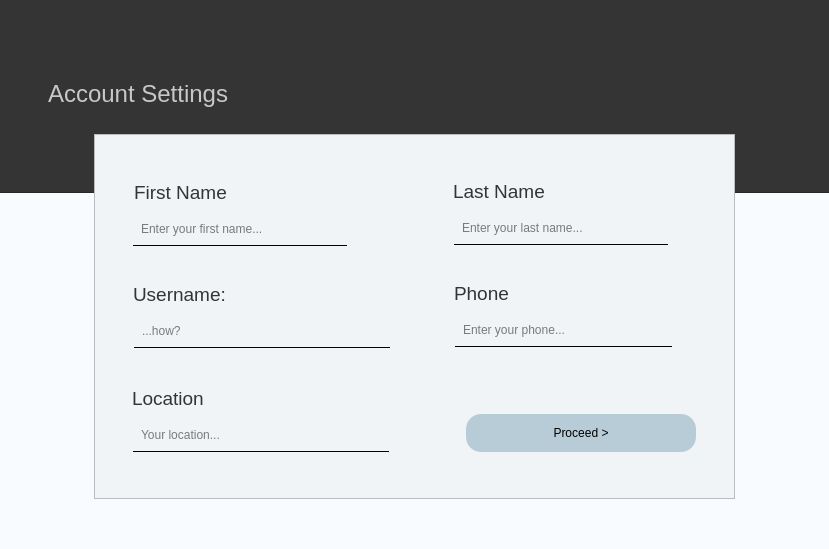
The window that profile.ui (ashmitiscool/Theatre-Management) describes before a commit, drawn with Qt 5.
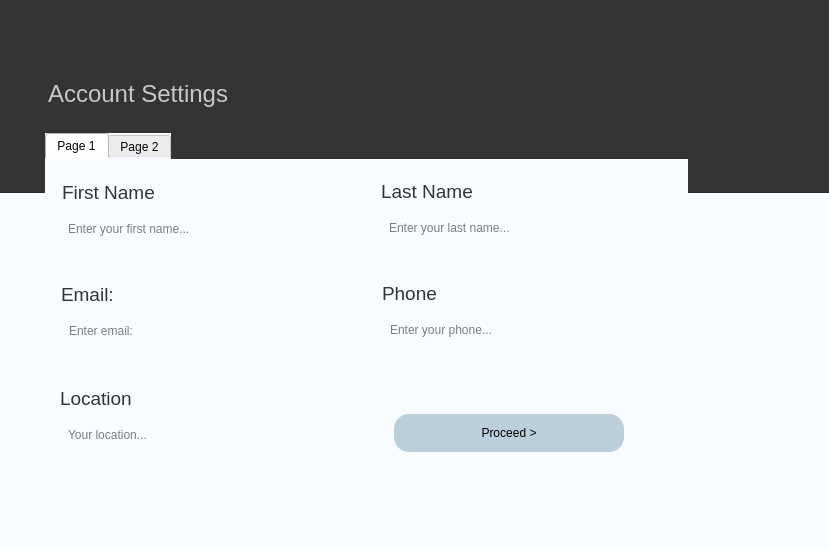
The same window after the commit. Icons and pictures are not drawn.

Commit message:
Profile, Admin, Databses
Databases stored in data folder...see README to import/export the databases

Patch:
```diff
--- a/profile.ui
+++ b/profile.ui
@@ -86,38 +86,33 @@
      </property>
     </widget>
    </widget>
-   <widget class="QFrame" name="frame_3">
+   <widget class="QTabWidget" name="tabWidget">
     <property name="geometry">
      <rect>
-      <x>99</x>
-      <y>186</y>
-      <width>641</width>
-      <height>365</height>
+      <x>50</x>
+      <y>185</y>
+      <width>643</width>
+      <height>368</height>
      </rect>
     </property>
-    <property name="autoFillBackground">
-     <bool>false</bool>
-    </property>
     <property name="styleSheet">
-     <string notr="true">background-color: rgb(241, 244, 247,255);</string>
+     <string notr="true">QTabWidget{
+border:none;
+background-color:rgb(52, 52, 52);
+}</string>
     </property>
-    <property name="frameShape">
-     <enum>QFrame::StyledPanel</enum>
-    </property>
-    <property name="frameShadow">
-     <enum>QFrame::Raised</enum>
-    </property>
-    <property name="lineWidth">
+    <property name="currentIndex">
      <number>0</number>
     </property>
-    <property name="midLineWidth">
-     <number>0</number>
-    </property>
-    <widget class="QLabel" name="YearRating_3">
+    <widget class="QWidget" name="basics">
+     <attribute name="title">
+      <string>Page 1</string>
+     </attribute>
+     <widget class="QLabel" name="YearRating_6">
      <property name="geometry">
       <rect>
-       <x>30</x>
-       <y>33</y>
+        <x>327</x>
+        <y>109</y>
        <width>262</width>
        <height>51</height>
       </rect>
@@ -131,7 +126,7 @@
 }</string>
      </property>
      <property name="text">
-      <string>&lt;html&gt;&lt;head/&gt;&lt;body&gt;&lt;p&gt;&lt;span style=&quot; font-size:14pt; color:#343434;&quot;&gt;First Name&lt;/span&gt;&lt;/p&gt;&lt;/body&gt;&lt;/html&gt;</string>
+       <string>&lt;html&gt;&lt;head/&gt;&lt;body&gt;&lt;p&gt;&lt;span style=&quot; font-size:14pt; color:#343434;&quot;&gt;Phone&lt;/span&gt;&lt;/p&gt;&lt;/body&gt;&lt;/html&gt;</string>
      </property>
      <property name="textFormat">
       <enum>Qt::RichText</enum>
@@ -146,12 +141,12 @@
       <bool>true</bool>
      </property>
     </widget>
-    <widget class="QLineEdit" name="fname">
+     <widget class="QLineEdit" name="loc">
      <property name="geometry">
       <rect>
-       <x>39</x>
-       <y>79</y>
-       <width>214</width>
+        <x>16</x>
+        <y>260</y>
+        <width>256</width>
        <height>33</height>
       </rect>
      </property>
@@ -161,16 +156,30 @@
 border-style: solid;
 border-color:  red 0 black 0;
 border-top-style:none; 
+border: none;
+border-bottom: 2px solid transparent; 
+selection-background-color: lightgray; 
+transition: border-bottom 0.3s ease-in-out; 
+
 
 font: 10pt &quot;Nasalization Rg&quot;;
 padding:5px;
-}</string>
+}
+
+
+QLineEdit:focus {
+    border-bottom: 2px solid black;  
+}
+</string>
      </property>
      <property name="frame">
       <bool>true</bool>
      </property>
+      <property name="alignment">
+       <set>Qt::AlignLeading|Qt::AlignLeft|Qt::AlignVCenter</set>
+      </property>
      <property name="placeholderText">
-      <string>Enter your first name...</string>
+       <string>Your location...</string>
      </property>
      <property name="clearButtonEnabled">
       <bool>true</bool>
@@ -179,8 +188,8 @@
     <widget class="QLabel" name="YearRating_4">
      <property name="geometry">
       <rect>
-       <x>349</x>
-       <y>32</y>
+        <x>326</x>
+        <y>7</y>
        <width>262</width>
        <height>51</height>
       </rect>
@@ -209,38 +218,41 @@
       <bool>true</bool>
      </property>
     </widget>
-    <widget class="QLineEdit" name="lname">
+     <widget class="QPushButton" name="editph">
      <property name="geometry">
       <rect>
-       <x>360</x>
-       <y>78</y>
-       <width>214</width>
-       <height>33</height>
+        <x>557</x>
+        <y>156</y>
+        <width>31</width>
+        <height>32</height>
       </rect>
      </property>
      <property name="styleSheet">
-      <string notr="true">QLineEdit{ 
-border-width: 1px; 
-border-style: solid;
-border-color:  red 0 black 0;
-border-top-style:none; 
+       <string notr="true">QPushButton{
+	border-radius:15px;
+    border:none;
+}
 
-font: 10pt &quot;Nasalization Rg&quot;;
-padding:5px;
-}</string>
-     </property>
-     <property name="placeholderText">
-      <string>Enter your last name...</string>
-     </property>
-     <property name="clearButtonEnabled">
-      <bool>true</bool>
-     </property>
-    </widget>
-    <widget class="QPushButton" name="editfname">
+QPushButton:hover{
+	
+	color: rgb(255, 255, 255);
+}
+
+</string>
+      </property>
+      <property name="text">
+       <string/>
+      </property>
+      <property name="icon">
+       <iconset>
+        <normaloff>Pictures/tick.svg</normaloff>Pictures/tick.svg</iconset>
+      </property>
+     </widget>
+     <widget class="QPushButton" name="editloc">
      <property name="geometry">
       <rect>
-       <x>260</x>
-       <y>80</y>
+        <x>276</x>
+        <y>261</y>
        <width>31</width>
        <height>32</height>
       </rect>
@@ -264,8 +276,8 @@
     <widget class="QPushButton" name="editlname">
      <property name="geometry">
       <rect>
-       <x>573</x>
-       <y>81</y>
+        <x>550</x>
+        <y>56</y>
        <width>31</width>
        <height>32</height>
       </rect>
@@ -286,44 +298,11 @@
        <normaloff>Pictures/tick.svg</normaloff>Pictures/tick.svg</iconset>
      </property>
     </widget>
-    <widget class="QLabel" name="YearRating_5">
-     <property name="geometry">
-      <rect>
-       <x>29</x>
-       <y>135</y>
-       <width>262</width>
-       <height>51</height>
-      </rect>
-     </property>
-     <property name="styleSheet">
-      <string notr="true">QLabel{
-	padding: 10;
-	color: rgb(0, 85, 127);
-	font: 38pt &quot;Nasalization Rg&quot;;
-	background-color: rgba(255, 255, 255, 0);
-}</string>
-     </property>
-     <property name="text">
-      <string>&lt;html&gt;&lt;head/&gt;&lt;body&gt;&lt;p&gt;&lt;span style=&quot; font-size:14pt; color:#343434;&quot;&gt;Username:&lt;/span&gt;&lt;/p&gt;&lt;/body&gt;&lt;/html&gt;</string>
-     </property>
-     <property name="textFormat">
-      <enum>Qt::RichText</enum>
-     </property>
-     <property name="scaledContents">
-      <bool>true</bool>
-     </property>
-     <property name="alignment">
-      <set>Qt::AlignJustify|Qt::AlignVCenter</set>
-     </property>
-     <property name="wordWrap">
-      <bool>true</bool>
-     </property>
-    </widget>
     <widget class="QPushButton" name="editemail">
      <property name="geometry">
       <rect>
-       <x>300</x>
-       <y>182</y>
+        <x>277</x>
+        <y>157</y>
        <width>31</width>
        <height>32</height>
       </rect>
@@ -344,44 +323,11 @@
        <normaloff>Pictures/tick.svg</normaloff>Pictures/tick.svg</iconset>
      </property>
     </widget>
-    <widget class="QLineEdit" name="email">
-     <property name="geometry">
-      <rect>
-       <x>40</x>
-       <y>181</y>
-       <width>256</width>
-       <height>33</height>
-      </rect>
-     </property>
-     <property name="styleSheet">
-      <string notr="true">QLineEdit{ 
-border-width: 1px; 
-border-style: solid;
-border-color:  red 0 black 0;
-border-top-style:none; 
-
-font: 10pt &quot;Nasalization Rg&quot;;
-padding:5px;
-}</string>
-     </property>
-     <property name="frame">
-      <bool>true</bool>
-     </property>
-     <property name="alignment">
-      <set>Qt::AlignLeading|Qt::AlignLeft|Qt::AlignVCenter</set>
-     </property>
-     <property name="placeholderText">
-      <string>...how?</string>
-     </property>
-     <property name="clearButtonEnabled">
-      <bool>true</bool>
-     </property>
-    </widget>
     <widget class="QLineEdit" name="ph">
      <property name="geometry">
       <rect>
-       <x>361</x>
-       <y>180</y>
+        <x>338</x>
+        <y>155</y>
        <width>217</width>
        <height>33</height>
       </rect>
@@ -392,10 +338,21 @@
 border-style: solid;
 border-color:  red 0 black 0;
 border-top-style:none; 
+border: none;
+border-bottom: 2px solid transparent; 
+selection-background-color: lightgray; 
+transition: border-bottom 0.3s ease-in-out; 
+
 
 font: 10pt &quot;Nasalization Rg&quot;;
 padding:5px;
-}</string>
+}
+
+
+QLineEdit:focus {
+    border-bottom: 2px solid black;  
+}
+</string>
      </property>
      <property name="frame">
       <bool>true</bool>
@@ -410,165 +367,11 @@
       <bool>true</bool>
      </property>
     </widget>
-    <widget class="QPushButton" name="editph">
-     <property name="geometry">
-      <rect>
-       <x>580</x>
-       <y>181</y>
-       <width>31</width>
-       <height>32</height>
-      </rect>
-     </property>
-     <property name="styleSheet">
-      <string notr="true">QPushButton{
-	border-radius:15px;
-    border:none;
-}
-
-QPushButton:hover{
-	
-	color: rgb(255, 255, 255);
-}
-
-</string>
-     </property>
-     <property name="text">
-      <string/>
-     </property>
-     <property name="icon">
-      <iconset>
-       <normaloff>Pictures/tick.svg</normaloff>Pictures/tick.svg</iconset>
-     </property>
-    </widget>
-    <widget class="QLabel" name="YearRating_6">
-     <property name="geometry">
-      <rect>
-       <x>350</x>
-       <y>134</y>
-       <width>262</width>
-       <height>51</height>
-      </rect>
-     </property>
-     <property name="styleSheet">
-      <string notr="true">QLabel{
-	padding: 10;
-	color: rgb(0, 85, 127);
-	font: 38pt &quot;Nasalization Rg&quot;;
-	background-color: rgba(255, 255, 255, 0);
-}</string>
-     </property>
-     <property name="text">
-      <string>&lt;html&gt;&lt;head/&gt;&lt;body&gt;&lt;p&gt;&lt;span style=&quot; font-size:14pt; color:#343434;&quot;&gt;Phone&lt;/span&gt;&lt;/p&gt;&lt;/body&gt;&lt;/html&gt;</string>
-     </property>
-     <property name="textFormat">
-      <enum>Qt::RichText</enum>
-     </property>
-     <property name="scaledContents">
-      <bool>true</bool>
-     </property>
-     <property name="alignment">
-      <set>Qt::AlignJustify|Qt::AlignVCenter</set>
-     </property>
-     <property name="wordWrap">
-      <bool>true</bool>
-     </property>
-    </widget>
-    <widget class="QLineEdit" name="loc">
-     <property name="geometry">
-      <rect>
-       <x>39</x>
-       <y>285</y>
-       <width>256</width>
-       <height>33</height>
-      </rect>
-     </property>
-     <property name="styleSheet">
-      <string notr="true">QLineEdit{ 
-border-width: 1px; 
-border-style: solid;
-border-color:  red 0 black 0;
-border-top-style:none; 
-
-font: 10pt &quot;Nasalization Rg&quot;;
-padding:5px;
-}</string>
-     </property>
-     <property name="frame">
-      <bool>true</bool>
-     </property>
-     <property name="alignment">
-      <set>Qt::AlignLeading|Qt::AlignLeft|Qt::AlignVCenter</set>
-     </property>
-     <property name="placeholderText">
-      <string>Your location...</string>
-     </property>
-     <property name="clearButtonEnabled">
-      <bool>true</bool>
-     </property>
-    </widget>
-    <widget class="QPushButton" name="editloc">
-     <property name="geometry">
-      <rect>
-       <x>299</x>
-       <y>286</y>
-       <width>31</width>
-       <height>32</height>
-      </rect>
-     </property>
-     <property name="styleSheet">
-      <string notr="true">QPushButton{
-	border-radius:15px;
-    border:none;
-}
-
-</string>
-     </property>
-     <property name="text">
-      <string/>
-     </property>
-     <property name="icon">
-      <iconset>
-       <normaloff>Pictures/tick.svg</normaloff>Pictures/tick.svg</iconset>
-     </property>
-    </widget>
-    <widget class="QLabel" name="YearRating_7">
-     <property name="geometry">
-      <rect>
-       <x>28</x>
-       <y>239</y>
-       <width>262</width>
-       <height>51</height>
-      </rect>
-     </property>
-     <property name="styleSheet">
-      <string notr="true">QLabel{
-	padding: 10;
-	color: rgb(0, 85, 127);
-	font: 38pt &quot;Nasalization Rg&quot;;
-	background-color: rgba(255, 255, 255, 0);
-}</string>
-     </property>
-     <property name="text">
-      <string>&lt;html&gt;&lt;head/&gt;&lt;body&gt;&lt;p&gt;&lt;span style=&quot; font-size:14pt; color:#343434;&quot;&gt;Location&lt;/span&gt;&lt;/p&gt;&lt;/body&gt;&lt;/html&gt;</string>
-     </property>
-     <property name="textFormat">
-      <enum>Qt::RichText</enum>
-     </property>
-     <property name="scaledContents">
-      <bool>true</bool>
-     </property>
-     <property name="alignment">
-      <set>Qt::AlignJustify|Qt::AlignVCenter</set>
-     </property>
-     <property name="wordWrap">
-      <bool>true</bool>
-     </property>
-    </widget>
     <widget class="QPushButton" name="done">
      <property name="geometry">
       <rect>
-       <x>372</x>
-       <y>280</y>
+        <x>349</x>
+        <y>255</y>
        <width>230</width>
        <height>38</height>
       </rect>
@@ -596,6 +399,334 @@
      <property name="text">
       <string>Proceed &gt;</string>
      </property>
+     </widget>
+     <widget class="QLabel" name="YearRating_3">
+      <property name="geometry">
+       <rect>
+        <x>7</x>
+        <y>8</y>
+        <width>262</width>
+        <height>51</height>
+       </rect>
+      </property>
+      <property name="styleSheet">
+       <string notr="true">QLabel{
+	padding: 10;
+	color: rgb(0, 85, 127);
+	font: 38pt &quot;Nasalization Rg&quot;;
+	background-color: rgba(255, 255, 255, 0);
+}</string>
+      </property>
+      <property name="text">
+       <string>&lt;html&gt;&lt;head/&gt;&lt;body&gt;&lt;p&gt;&lt;span style=&quot; font-size:14pt; color:#343434;&quot;&gt;First Name&lt;/span&gt;&lt;/p&gt;&lt;/body&gt;&lt;/html&gt;</string>
+      </property>
+      <property name="textFormat">
+       <enum>Qt::RichText</enum>
+      </property>
+      <property name="scaledContents">
+       <bool>true</bool>
+      </property>
+      <property name="alignment">
+       <set>Qt::AlignJustify|Qt::AlignVCenter</set>
+      </property>
+      <property name="wordWrap">
+       <bool>true</bool>
+      </property>
+     </widget>
+     <widget class="QLabel" name="YearRating_7">
+      <property name="geometry">
+       <rect>
+        <x>5</x>
+        <y>214</y>
+        <width>262</width>
+        <height>51</height>
+       </rect>
+      </property>
+      <property name="styleSheet">
+       <string notr="true">QLabel{
+	padding: 10;
+	color: rgb(0, 85, 127);
+	font: 38pt &quot;Nasalization Rg&quot;;
+	background-color: rgba(255, 255, 255, 0);
+}</string>
+      </property>
+      <property name="text">
+       <string>&lt;html&gt;&lt;head/&gt;&lt;body&gt;&lt;p&gt;&lt;span style=&quot; font-size:14pt; color:#343434;&quot;&gt;Location&lt;/span&gt;&lt;/p&gt;&lt;/body&gt;&lt;/html&gt;</string>
+      </property>
+      <property name="textFormat">
+       <enum>Qt::RichText</enum>
+      </property>
+      <property name="scaledContents">
+       <bool>true</bool>
+      </property>
+      <property name="alignment">
+       <set>Qt::AlignJustify|Qt::AlignVCenter</set>
+      </property>
+      <property name="wordWrap">
+       <bool>true</bool>
+      </property>
+     </widget>
+     <widget class="QLineEdit" name="fname">
+      <property name="geometry">
+       <rect>
+        <x>16</x>
+        <y>54</y>
+        <width>214</width>
+        <height>33</height>
+       </rect>
+      </property>
+      <property name="styleSheet">
+       <string notr="true">QLineEdit{ 
+border-width: 1px; 
+border-style: solid;
+border-color:  red 0 black 0;
+border-top-style:none; 
+border: none;
+border-bottom: 2px solid transparent; 
+selection-background-color: lightgray; 
+transition: border-bottom 0.3s ease-in-out; 
+
+
+font: 10pt &quot;Nasalization Rg&quot;;
+padding:5px;
+}
+
+
+QLineEdit:focus {
+    border-bottom: 2px solid black;  
+}
+</string>
+      </property>
+      <property name="frame">
+       <bool>true</bool>
+      </property>
+      <property name="placeholderText">
+       <string>Enter your first name...</string>
+      </property>
+      <property name="clearButtonEnabled">
+       <bool>true</bool>
+      </property>
+     </widget>
+     <widget class="QLineEdit" name="email">
+      <property name="geometry">
+       <rect>
+        <x>17</x>
+        <y>156</y>
+        <width>256</width>
+        <height>33</height>
+       </rect>
+      </property>
+      <property name="styleSheet">
+       <string notr="true">QLineEdit{ 
+border-width: 1px; 
+border-style: solid;
+border-color:  red 0 black 0;
+border-top-style:none; 
+border: none;
+border-bottom: 2px solid transparent; 
+selection-background-color: lightgray; 
+transition: border-bottom 0.3s ease-in-out; 
+
+
+font: 10pt &quot;Nasalization Rg&quot;;
+padding:5px;
+}
+
+
+QLineEdit:focus {
+    border-bottom: 2px solid black;  
+}
+</string>
+      </property>
+      <property name="frame">
+       <bool>true</bool>
+      </property>
+      <property name="alignment">
+       <set>Qt::AlignLeading|Qt::AlignLeft|Qt::AlignVCenter</set>
+      </property>
+      <property name="placeholderText">
+       <string>Enter email:</string>
+      </property>
+      <property name="clearButtonEnabled">
+       <bool>true</bool>
+      </property>
+     </widget>
+     <widget class="QLabel" name="YearRating_5">
+      <property name="geometry">
+       <rect>
+        <x>6</x>
+        <y>110</y>
+        <width>262</width>
+        <height>51</height>
+       </rect>
+      </property>
+      <property name="styleSheet">
+       <string notr="true">QLabel{
+	padding: 10;
+	color: rgb(0, 85, 127);
+	font: 38pt &quot;Nasalization Rg&quot;;
+	background-color: rgba(255, 255, 255, 0);
+}</string>
+      </property>
+      <property name="text">
+       <string>&lt;html&gt;&lt;head/&gt;&lt;body&gt;&lt;p&gt;&lt;span style=&quot; font-size:14pt; color:#343434;&quot;&gt;Email:&lt;/span&gt;&lt;/p&gt;&lt;/body&gt;&lt;/html&gt;</string>
+      </property>
+      <property name="textFormat">
+       <enum>Qt::RichText</enum>
+      </property>
+      <property name="scaledContents">
+       <bool>true</bool>
+      </property>
+      <property name="alignment">
+       <set>Qt::AlignJustify|Qt::AlignVCenter</set>
+      </property>
+      <property name="wordWrap">
+       <bool>true</bool>
+      </property>
+     </widget>
+     <widget class="QLineEdit" name="lname">
+      <property name="geometry">
+       <rect>
+        <x>337</x>
+        <y>53</y>
+        <width>214</width>
+        <height>33</height>
+       </rect>
+      </property>
+      <property name="styleSheet">
+       <string notr="true">QLineEdit{ 
+border-width: 1px; 
+border-style: solid;
+border-color:  red 0 black 0;
+border-top-style:none; 
+border: none;
+border-bottom: 2px solid transparent; 
+selection-background-color: lightgray; 
+transition: border-bottom 0.3s ease-in-out; 
+
+
+font: 10pt &quot;Nasalization Rg&quot;;
+padding:5px;
+}
+
+
+QLineEdit:focus {
+    border-bottom: 2px solid black;  
+}
+</string>
+      </property>
+      <property name="placeholderText">
+       <string>Enter your last name...</string>
+      </property>
+      <property name="clearButtonEnabled">
+       <bool>true</bool>
+      </property>
+     </widget>
+     <widget class="QPushButton" name="editfname">
+      <property name="geometry">
+       <rect>
+        <x>237</x>
+        <y>55</y>
+        <width>31</width>
+        <height>32</height>
+       </rect>
+      </property>
+      <property name="styleSheet">
+       <string notr="true">QPushButton{
+	border-radius:15px;
+    border:none;
+}
+
+</string>
+      </property>
+      <property name="text">
+       <string/>
+      </property>
+      <property name="icon">
+       <iconset>
+        <normaloff>Pictures/tick.svg</normaloff>Pictures/tick.svg</iconset>
+      </property>
+     </widget>
+    </widget>
+    <widget class="QWidget" name="userpic">
+     <attribute name="title">
+      <string>Page 2</string>
+     </attribute>
+     <widget class="QLabel" name="pic">
+      <property name="geometry">
+       <rect>
+        <x>393</x>
+        <y>32</y>
+        <width>220</width>
+        <height>270</height>
+       </rect>
+      </property>
+      <property name="text">
+       <string/>
+      </property>
+     </widget>
+     <widget class="QLabel" name="YearRating_8">
+      <property name="geometry">
+       <rect>
+        <x>27</x>
+        <y>20</y>
+        <width>351</width>
+        <height>130</height>
+       </rect>
+      </property>
+      <property name="styleSheet">
+       <string notr="true">QLabel{
+	padding: 10;
+	color: rgb(0, 85, 127);
+	font: 38pt &quot;Nasalization Rg&quot;;
+	background-color: rgba(255, 255, 255, 0);
+}</string>
+      </property>
+      <property name="text">
+       <string>&lt;html&gt;&lt;head/&gt;&lt;body&gt;&lt;p align=&quot;center&quot;&gt;&lt;span style=&quot; font-size:14pt; color:#343434;&quot;&gt;Upload/Change your Profile Picture&lt;/span&gt;&lt;/p&gt;&lt;/body&gt;&lt;/html&gt;</string>
+      </property>
+      <property name="textFormat">
+       <enum>Qt::RichText</enum>
+      </property>
+      <property name="scaledContents">
+       <bool>true</bool>
+      </property>
+      <property name="alignment">
+       <set>Qt::AlignJustify|Qt::AlignVCenter</set>
+      </property>
+      <property name="wordWrap">
+       <bool>true</bool>
+      </property>
+     </widget>
+     <widget class="QPushButton" name="browse">
+      <property name="geometry">
+       <rect>
+        <x>118</x>
+        <y>154</y>
+        <width>161</width>
+        <height>43</height>
+       </rect>
+      </property>
+      <property name="styleSheet">
+       <string notr="true">QPushButton {
+    padding: 10px 20px;
+    border: none;
+	background-color: rgb(52, 52, 52,200);
+}
+
+QPushButton:hover {
+background-color: rgb(52, 52, 52,170);
+}
+
+QPushButton:pressed{
+background-color: rgb(52, 52, 52,250);
+}
+</string>
+      </property>
+      <property name="text">
+       <string>Browse...</string>
+      </property>
+     </widget>
     </widget>
    </widget>
   </widget>
```
Lines whose indentation alone changed are shown as unchanged. The commit also changes 12 other files.
